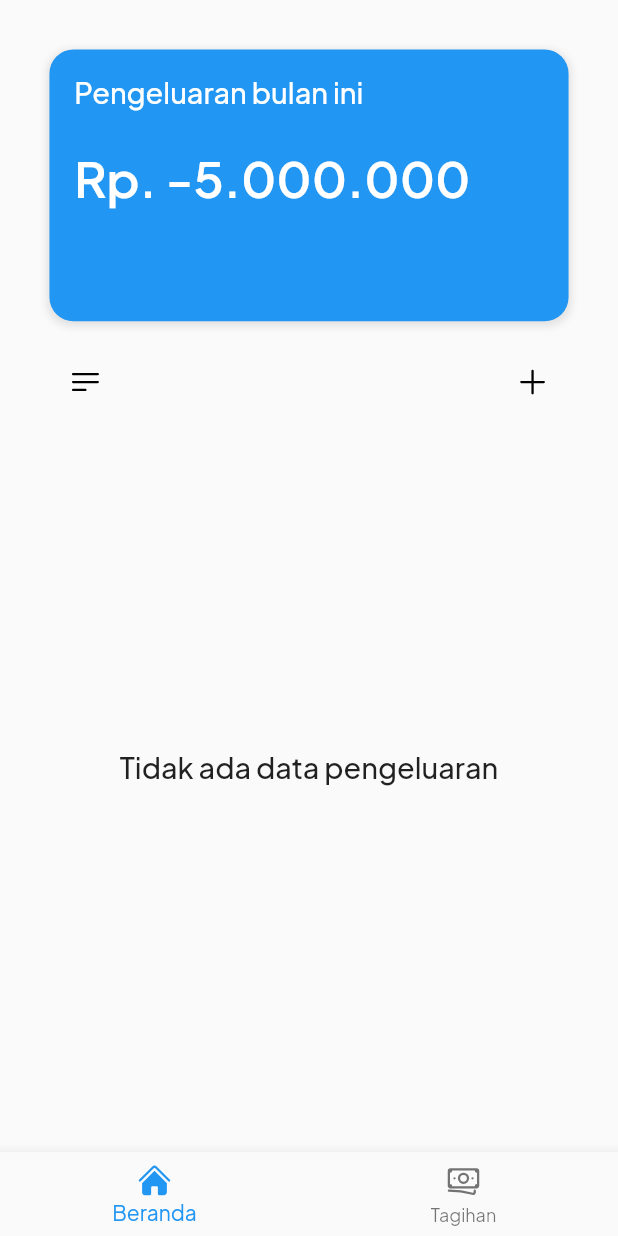
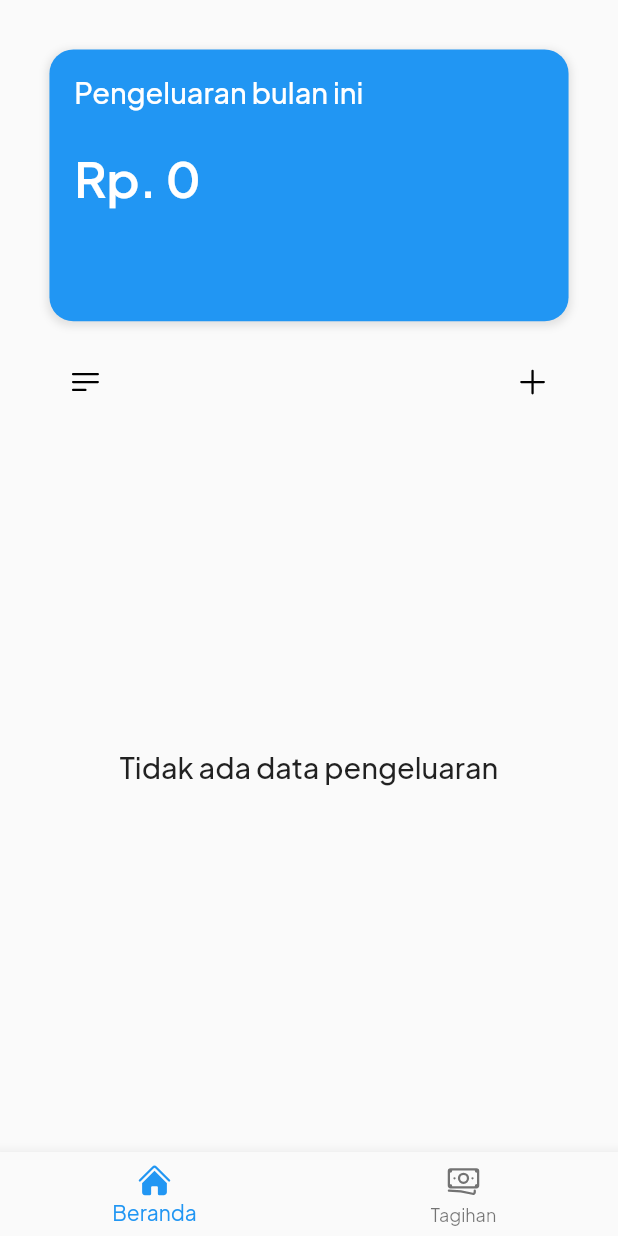
Before and after one commit to BlueRecandy/uang-kita, a Flutter app: the screen it shows after launch, on a phone screen of 412 x 824 dp. Run offline on Flutter 3.47's test engine with Material 2 defaults, Android fonts, the phone set to English and light mode, and no system bars; our stand-ins replace heroicons, sizer, sqflite; accounts and stored records are empty.

Commit message:
implement track current month expense

```diff
--- a/lib/screens/daftar_pengeluaran_screen.dart
+++ b/lib/screens/daftar_pengeluaran_screen.dart
@@ -17,6 +17,7 @@ class DaftarPengeluaranScreen extends StatefulWidget {
 
 class _DaftarPengeluaranScreenState extends State<DaftarPengeluaranScreen> {
   final List<Expense> expenseList = [];
+  int monthlyExpense = 0;
 
   @override
   void initState() {
@@ -31,9 +32,21 @@ class _DaftarPengeluaranScreenState extends State<DaftarPengeluaranScreen> {
 
     final expenses = await sqlite.expenseRepository.findAll(db);
 
+    final now = DateTime.now();
+
+    final thisMonthExpense = expenses
+        .where((expense) =>
+            expense.date.month == now.month && expense.date.year == now.year)
+        .toList();
+
+    final int currentMonthExpense = -thisMonthExpense.fold<int>(
+        0, (previousValue, element) => previousValue + element.amount);
+
     setState(() {
       expenseList.clear();
       expenseList.addAll(expenses);
+
+      monthlyExpense = currentMonthExpense;
     });
   }
 
@@ -45,7 +58,7 @@ class _DaftarPengeluaranScreenState extends State<DaftarPengeluaranScreen> {
         child: Column(
           crossAxisAlignment: CrossAxisAlignment.start,
           children: [
-            const CardWidget(expense: 5000000),
+            CardWidget(expense: monthlyExpense),
             Padding(
               padding: EdgeInsets.only(
                 top: 2.h,
--- a/lib/utils/string_utils.dart
+++ b/lib/utils/string_utils.dart
@@ -1,8 +1,8 @@
 class StringUtils {
-  static String formattedMoney(int expense, bool isShowNegative) {
+  static String formattedMoney(int expense) {
     final formated = expense.toString().replaceAllMapped(
         RegExp(r'(\d{1,3})(?=(\d{3})+(?!\d))'), (Match m) => '${m[1]}.');
 
-    return isShowNegative ? '-$formated' : formated;
+    return formated;
   }
 }
--- a/lib/widgets/screens/daftar_pengeluaran/card_widget.dart
+++ b/lib/widgets/screens/daftar_pengeluaran/card_widget.dart
@@ -1,4 +1,3 @@
-import 'package:flutter/cupertino.dart';
 import 'package:flutter/material.dart';
 import 'package:sizer/sizer.dart';
 import 'package:uang_kita/utils/string_utils.dart';
@@ -38,7 +37,7 @@ class CardWidget extends StatelessWidget {
           ),
           Padding(padding: EdgeInsets.only(bottom: 3.h)),
           Text(
-            'Rp. ${StringUtils.formattedMoney(expense, true)}',
+            'Rp. ${StringUtils.formattedMoney(expense)}',
             style: Theme.of(context).textTheme.displaySmall?.copyWith(
                   color: Colors.white,
                   fontWeight: FontWeight.w600,
--- a/lib/widgets/screens/daftar_pengeluaran/expense_item_widget.dart
+++ b/lib/widgets/screens/daftar_pengeluaran/expense_item_widget.dart
@@ -34,7 +34,7 @@ class ExpenseItemWidget extends StatelessWidget {
           ],
         ),
         Text(
-          'Rp. ${StringUtils.formattedMoney(expense.amount, true)}',
+          'Rp. -${StringUtils.formattedMoney(expense.amount)}',
           style: Theme.of(context)
               .textTheme
               .labelMedium
```
